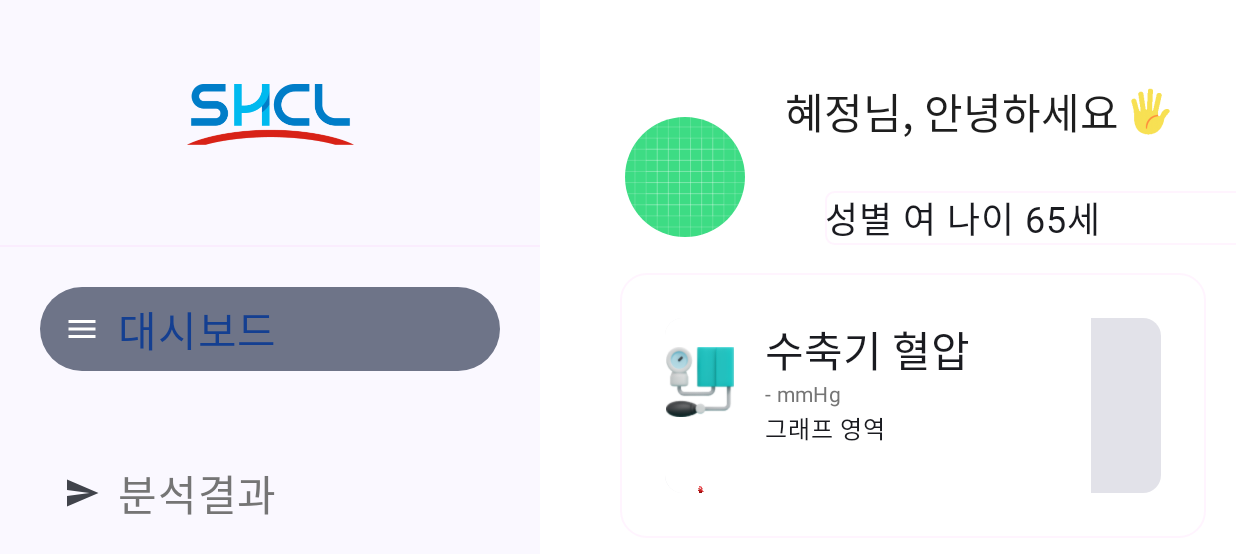
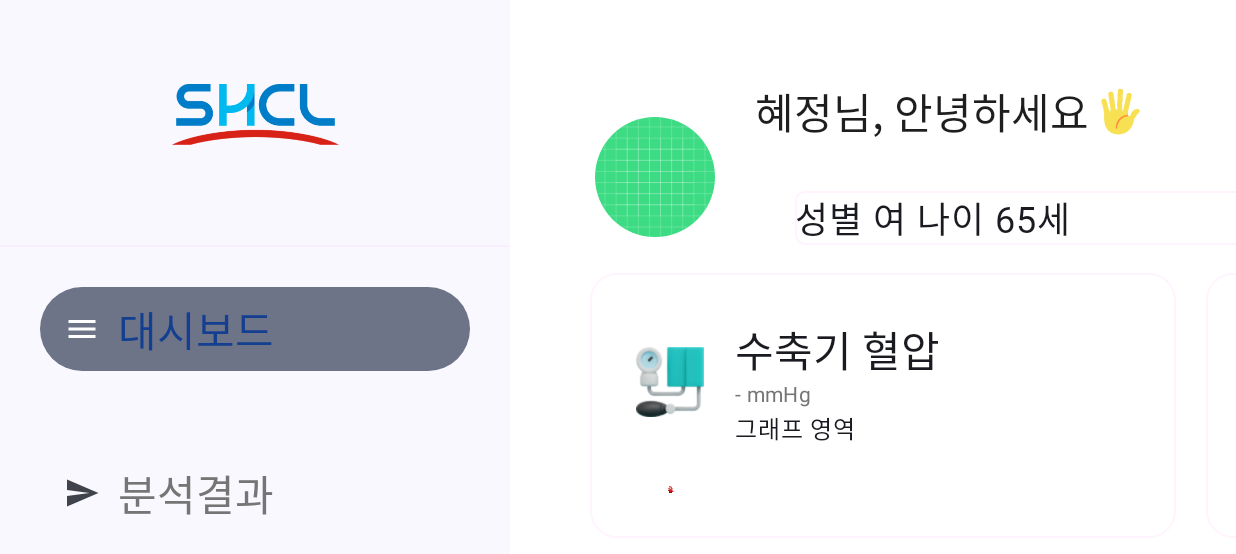
Before and after one commit to shclDev/smartHealthApp, an Android app built with Jetpack Compose: the composable DismissibleNavigationDrawer shown on its own in the app's theme, on a phone screen of 824 x 412 dp (held sideways). Shown: the top 554 px of the screen. Run offline under Robolectric (Android 15) with nearby library versions, the phone set to English and light mode, and no system bars; our stand-ins replace Dagger/Hilt's generated code, Room's generated code; Roboto replaces fonts that are not available here.

Commit message:
- ui  일부 수정

```diff
--- a/app/src/main/java/com/shcl/smarthealth/presentation/view/dashboard/component/BloodPressureComponent.kt
+++ b/app/src/main/java/com/shcl/smarthealth/presentation/view/dashboard/component/BloodPressureComponent.kt
@@ -3,6 +3,7 @@
 import androidx.compose.foundation.Image
 import androidx.compose.foundation.background
 import androidx.compose.foundation.border
+import androidx.compose.foundation.layout.Box
 import androidx.compose.foundation.layout.Column
 import androidx.compose.foundation.layout.Row
 import androidx.compose.foundation.layout.Spacer
@@ -40,7 +41,7 @@
     //viewModel.getLastedBloodPressure()
     //val bloodPressure by viewModel.bloodPressure.collectAsState()
 
-    Card(
+    Box(
         modifier = Modifier
             .background(color = Color.White)
             .border(width = 1.dp, color = ColorD49E1, shape = RoundedCornerShape(18.dp))
@@ -58,7 +59,7 @@
                 Spacer(modifier = Modifier.width(30f.pxToDp()))
 
                 bloodPressure?.systolic?.let {
-                    Column {
+                    Column(modifier = Modifier.background(Color.White)) {
                         Text("수축기 혈압" , style = Typography.headlineMedium )
 
                         Row {
@@ -68,7 +69,7 @@
 
                         Text("그래프 영역")
                     }
-                } ?: Column {
+                } ?: Column(modifier = Modifier.background(Color.White)) {
                     Text("수축기 혈압",style = Typography.headlineMedium)
                     Text("- mmHg" , style = Typography.bodyMedium, color = Color757575)
                     Text("그래프 영역")
@@ -88,7 +89,7 @@
                 Spacer(modifier = Modifier.width(30f.pxToDp()))
 
                 bloodPressure?.diastolic?.let{
-                    Column {
+                    Column(modifier = Modifier.background(Color.White)) {
                         Text("이완기 혈압" , style = Typography.headlineMedium )
                         Row {
                             Text("${bloodPressure?.diastolic?.roundToInt()}" ,  style = Typography.labelSmall)
@@ -96,7 +97,7 @@
                         }
                         Text("그래프 영역")
                     }
-                }?: Column {
+                }?: Column(modifier = Modifier.background(Color.White)) {
                     Text("이완기 혈압",style = Typography.headlineLarge)
                     Text("- mmHg" , style = Typography.bodyMedium, color = Color757575)
                     Text("그래프 영역")
--- a/app/src/main/java/com/shcl/smarthealth/presentation/view/dashboard/component/PursePressureComponent.kt
+++ b/app/src/main/java/com/shcl/smarthealth/presentation/view/dashboard/component/PursePressureComponent.kt
@@ -4,6 +4,7 @@
 import androidx.compose.foundation.background
 import androidx.compose.foundation.border
 import androidx.compose.foundation.layout.Arrangement
+import androidx.compose.foundation.layout.Box
 import androidx.compose.foundation.layout.Column
 import androidx.compose.foundation.layout.Row
 import androidx.compose.foundation.layout.Spacer
@@ -33,17 +34,23 @@
 @Composable
 fun PursePressureComponent(bloodPressure : BloodPressureRoom?){
 
-    Card(
+    Box(
         modifier = Modifier
             .background(color = Color.White)
-            .defaultMinSize(minWidth = 288f.pxToDp(), minHeight = 360f.pxToDp())
+            .size(width = 288f.pxToDp(), height = 600f.pxToDp())
+            //.defaultMinSize(minWidth = 288f.pxToDp(), minHeight = 360f.pxToDp())
             .border(width = 1.dp, color = ColorD49E1, shape = RoundedCornerShape(18.dp))
             .padding(30.dp)
     ){
-        Column(modifier = Modifier.background(Color.White).align(Alignment.CenterHorizontally), verticalArrangement = Arrangement.SpaceAround) {
+        Column(modifier = Modifier
+            .background(Color.White)
+            .align(Alignment.Center)
+           , verticalArrangement = Arrangement.SpaceAround
+        ) {
 
             Image(
-                modifier = Modifier.size(120f.pxToDp(), 120f.pxToDp()),
+                modifier =
+                Modifier.size(72f.pxToDp(), 39f.pxToDp()).align(Alignment.CenterHorizontally),
                 painter = painterResource(id = R.drawable.purse_icon),
                 contentDescription = null
             )
--- a/app/src/main/java/com/shcl/smarthealth/presentation/view/device/OmronDeviceViewModel.kt
+++ b/app/src/main/java/com/shcl/smarthealth/presentation/view/device/OmronDeviceViewModel.kt
@@ -43,12 +43,14 @@
     init {
 
         GlobalVariables.coroutineScope = viewModelScope
+
+        /*
         viewModelScope.launch {
             omronDeviceUseCase.scanDeviceUseCase.testStateFlow(viewModelScope).collect{
                 Log.d("test" , "${it}")
                 _testState.value = it
             }
-        }
+        }*/
 
 
         viewModelScope.launch {
--- a/app/src/main/java/com/shcl/smarthealth/presentation/view/home/NavigationScreen.kt
+++ b/app/src/main/java/com/shcl/smarthealth/presentation/view/home/NavigationScreen.kt
@@ -4,10 +4,12 @@
 import androidx.compose.foundation.layout.Box
 import androidx.compose.foundation.layout.Column
 import androidx.compose.foundation.layout.Spacer
+import androidx.compose.foundation.layout.fillMaxHeight
 import androidx.compose.foundation.layout.fillMaxSize
 import androidx.compose.foundation.layout.fillMaxWidth
 import androidx.compose.foundation.layout.height
 import androidx.compose.foundation.layout.padding
+import androidx.compose.foundation.layout.width
 import androidx.compose.foundation.rememberScrollState
 import androidx.compose.foundation.verticalScroll
 import androidx.compose.material.icons.Icons
@@ -101,10 +103,11 @@
     val nav : NavHostController = rememberNavController()
 
     DismissibleNavigationDrawer(
-        modifier = Modifier.background(color = Color.White),
+        modifier = Modifier
+            .background(color = Color.White),
         drawerState = drawerState,
         drawerContent = {
-            DismissibleDrawerSheet {
+            DismissibleDrawerSheet(modifier = Modifier.width(340.dp).background(Color.White).fillMaxHeight()) {
                 Column(Modifier.verticalScroll(rememberScrollState())) {
                     DrawerHeader()
                     Box(
@@ -119,7 +122,7 @@
                             icon = { Icon(item.image, contentDescription = item.contentDesc) },
                             label = { Text(
                                 text = item.title.substringAfterLast("."),
-                                style = Typography.labelLarge,
+                                style = Typography.titleMedium,
                                 color = if(selectedIndex == index) Color143F91 else Color757575
                                 ) },
                             selected = selectedIndex == index,
```
Also changed, not shown: app/src/main/java/com/shcl/smarthealth/data/repository/dataSoruceImpl/OmronDeviceDataSourceImpl.kt (+17 -8 lines), app/src/main/res/drawable/purse_icon.png.
